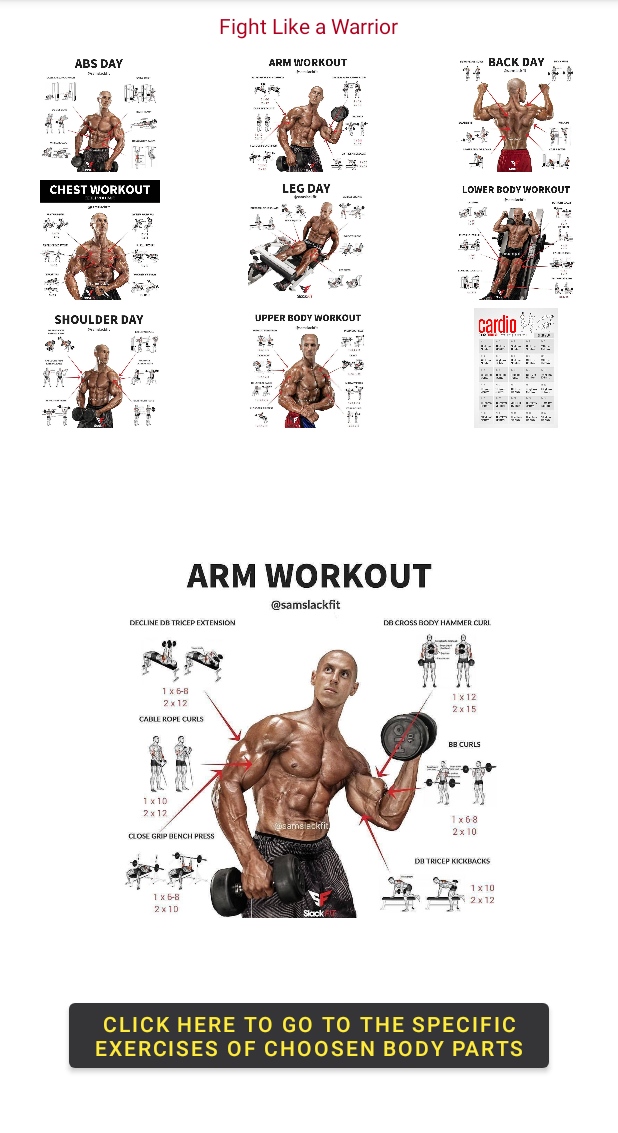
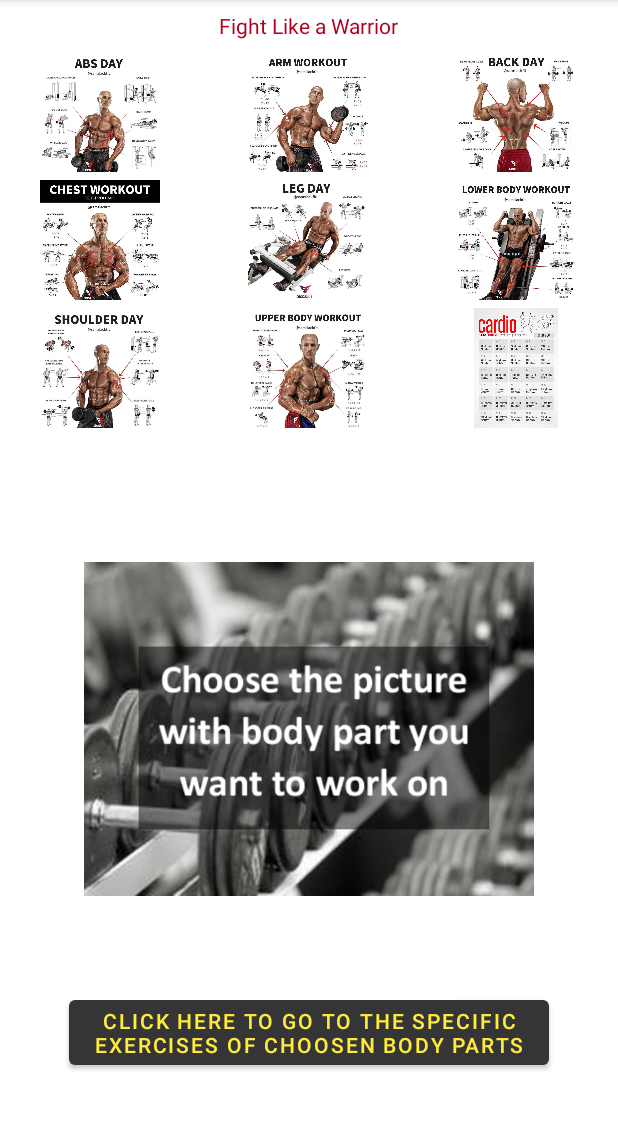
Before and after one commit to ParhamMootab/MyFitness, an Android app: the ThirdActivity screen opened directly, with no data from a screen before it, on a phone screen of 412 x 824 dp, the part 84-1217 px from its top. Run offline under Robolectric (Android 15) with nearby library versions, the light colour scheme and no system bars.

Commit message:
DK: Fixing Third Activity Bodyparts error!-

```diff
--- a/project/app/src/main/res/layout/activity_third.xml
+++ b/project/app/src/main/res/layout/activity_third.xml
@@ -33,15 +33,15 @@
 
     <ImageView
         android:id="@+id/imgViewBodyPartLarge"
-        android:layout_width="250dp"
-        android:layout_height="250dp"
+        android:layout_width="300dp"
+        android:layout_height="245dp"
         android:contentDescription="@string/imgViewLarge"
         app:layout_constraintBottom_toBottomOf="parent"
         app:layout_constraintEnd_toEndOf="parent"
         app:layout_constraintStart_toStartOf="parent"
         app:layout_constraintTop_toBottomOf="@+id/gridViewBodyPartsGallery"
         app:layout_constraintVertical_bias="0.32999998"
-        app:srcCompat="@drawable/arm" />
+        app:srcCompat="@drawable/imgbodypartlargedefault" />
 
     <Button
         android:id="@+id/btnChooseTheBodyPart"
```
Also changed, not shown: project/app/src/main/java/com/example/project/ThirdActivity.java (+13 -5 lines), project/app/src/main/res/drawable/imgbodypartlargedefault.PNG (added).
